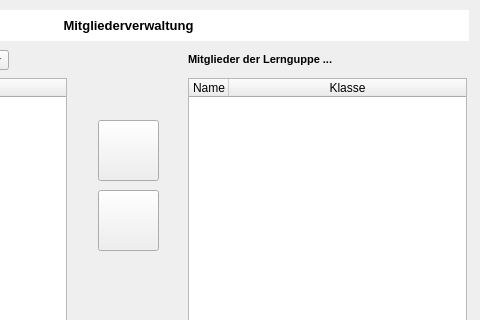
Old version of the form susverwgui.ui in the repository pyphil/Kursbuch; both pictures show x 222 to 702 and y 0 to 320 of the 702 by 570 pixel window.
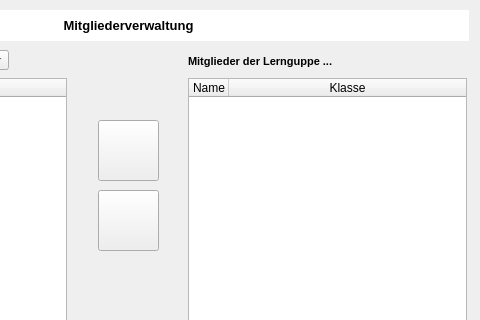
New version of the form. Icons and pictures are not drawn.

What changed in the file:
```diff
--- a/susverwgui.ui
+++ b/susverwgui.ui
@@ -88,8 +88,8 @@
     <rect>
      <x>410</x>
      <y>53</y>
-     <width>169</width>
-     <height>13</height>
+     <width>281</width>
+     <height>16</height>
     </rect>
    </property>
    <property name="font">
```
Left out of the diff: 30 changed lines with no effect on the pictures.
